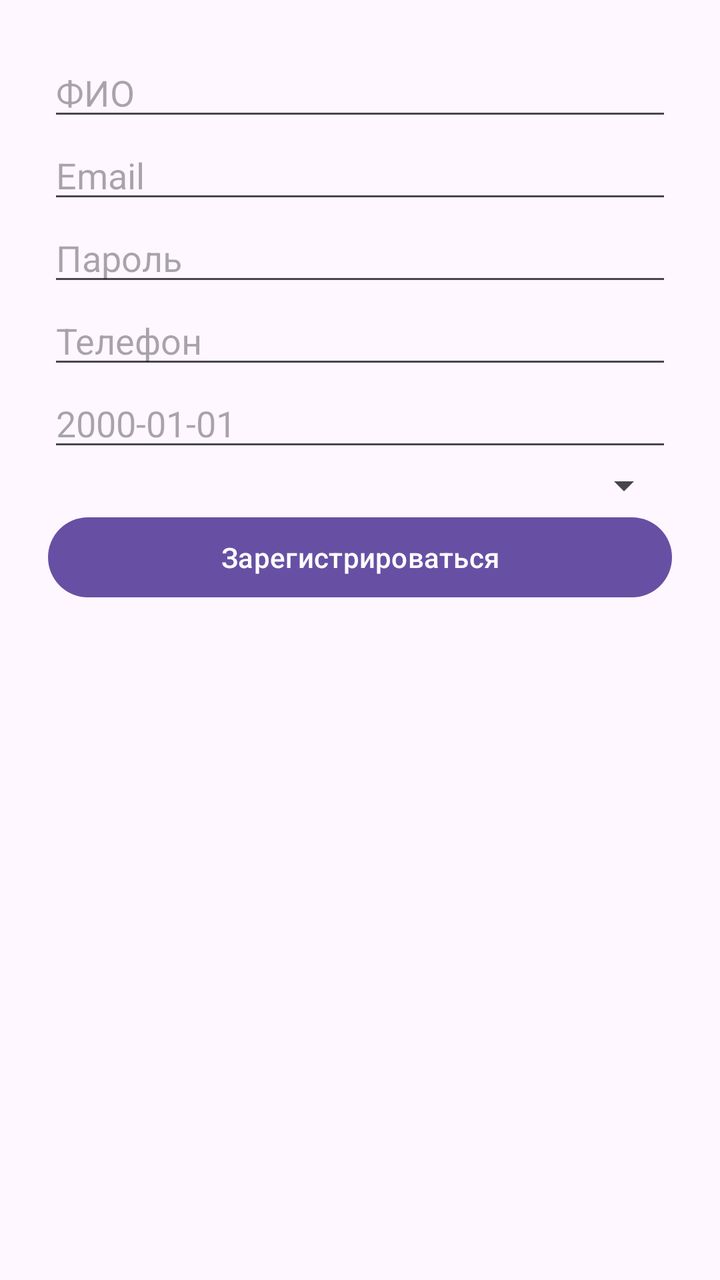
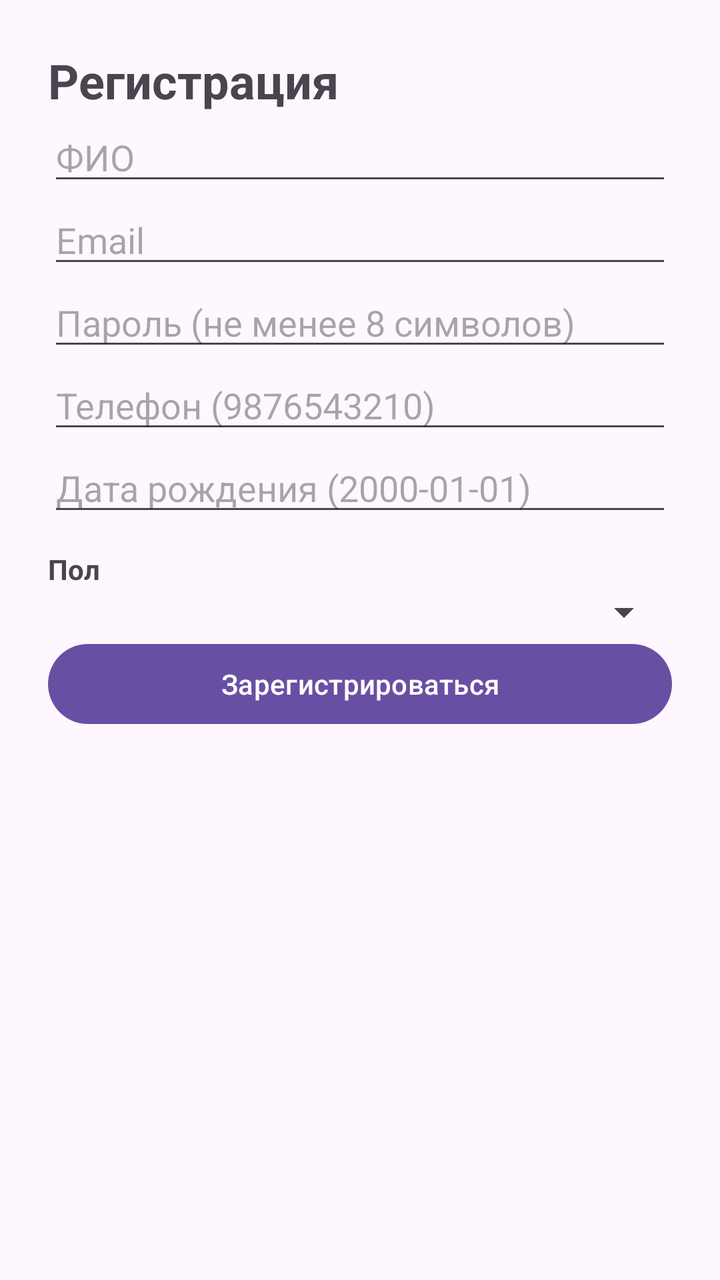

Compare the two renders of this Android layout. The source of the first and the diff that turns it into the second are given below.
<!-- AndroidManifest.xml: application theme Theme.HELLO -->
<!-- res/layout/activity_register.xml -->
<?xml version="1.0" encoding="utf-8"?>
<ScrollView
    xmlns:android="http://schemas.android.com/apk/res/android"
    android:layout_width="match_parent"
    android:layout_height="match_parent">

    <LinearLayout
        android:layout_width="match_parent"
        android:layout_height="wrap_content"
        android:orientation="vertical"
        android:padding="24dp">

        <EditText
            android:id="@+id/fullnameEdit"
            android:layout_width="match_parent"
            android:layout_height="wrap_content"
            android:hint="ФИО"/>

        <EditText
            android:id="@+id/emailEdit"
            android:layout_width="match_parent"
            android:layout_height="wrap_content"
            android:hint="Email"/>

        <EditText
            android:id="@+id/passwordEdit"
            android:layout_width="match_parent"
            android:layout_height="wrap_content"
            android:hint="Пароль"/>

        <EditText
            android:id="@+id/phoneEdit"
            android:layout_width="match_parent"
            android:layout_height="wrap_content"
            android:hint="Телефон"/>

        <EditText
            android:id="@+id/birthDateEdit"
            android:layout_width="match_parent"
            android:layout_height="wrap_content"
            android:hint="2000-01-01"/>

        <Spinner
            android:id="@+id/genderSpinner"
            android:layout_width="match_parent"
            android:layout_height="wrap_content"/>

        <Button
            android:id="@+id/registerButton"
            android:layout_width="match_parent"
            android:layout_height="wrap_content"
            android:text="Зарегистрироваться"/>

    </LinearLayout>

</ScrollView>
<!-- resources referenced by this layout -->
<resources>
  <style name="Theme.HELLO" parent="Base.Theme.HELLO" />
  <style name="Base.Theme.HELLO" parent="Theme.Material3.DayNight.NoActionBar">
          
          
      </style>
</resources>

<!-- the commit's change to res/layout/activity_register.xml (unified diff, before → after) -->
@@ -10,6 +10,12 @@
         android:orientation="vertical"
         android:padding="24dp">
 
+        <TextView
+            android:layout_width="wrap_content"
+            android:layout_height="wrap_content"
+            android:text="Регистрация"
+            android:textSize="24sp"
+            android:textStyle="bold"/>
         <EditText
             android:id="@+id/fullnameEdit"
             android:layout_width="match_parent"
@@ -26,24 +32,31 @@
             android:id="@+id/passwordEdit"
             android:layout_width="match_parent"
             android:layout_height="wrap_content"
-            android:hint="Пароль"/>
+            android:hint="Пароль (не менее 8 символов)"/>
 
         <EditText
             android:id="@+id/phoneEdit"
             android:layout_width="match_parent"
             android:layout_height="wrap_content"
-            android:hint="Телефон"/>
+            android:hint="Телефон (9876543210)"/>
 
         <EditText
             android:id="@+id/birthDateEdit"
             android:layout_width="match_parent"
             android:layout_height="wrap_content"
-            android:hint="2000-01-01"/>
+            android:hint="Дата рождения (2000-01-01)"/>
+
+        <TextView
+            android:layout_width="wrap_content"
+            android:layout_height="wrap_content"
+            android:text="Пол"
+            android:textStyle="bold"
+            android:layout_marginTop="12dp"/>
 
         <Spinner
             android:id="@+id/genderSpinner"
             android:layout_width="match_parent"
-            android:layout_height="wrap_content"/>
+            android:layout_height="wrap_content" />
 
         <Button
             android:id="@+id/registerButton"
